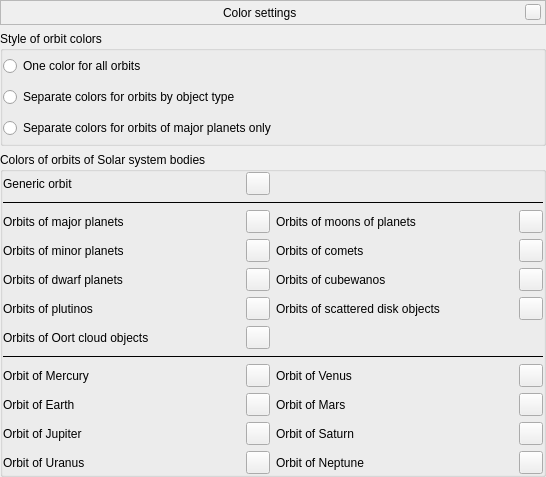
Above: src/gui/orbitColorsDialog.ui from 519984307/stellarium_src before the change. Below: the same form after it.
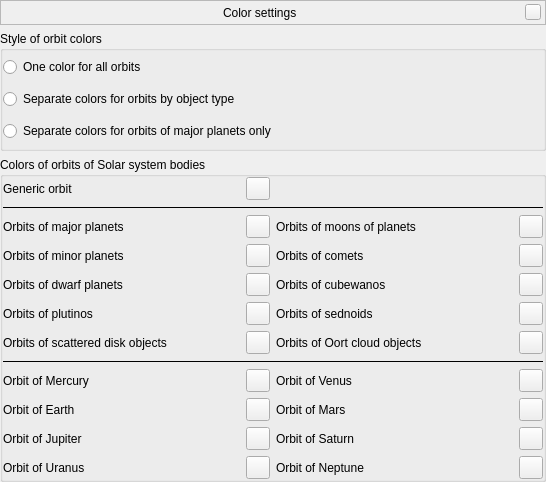
That is the form after the change. Custom widgets are drawn as their Qt base class.

Commit message: Added new type of Solar system objects: sednoids; Added classificator of objects into Solar System Editor plugin

What changed in the file:
```diff
--- a/src/gui/orbitColorsDialog.ui
+++ b/src/gui/orbitColorsDialog.ui
@@ -7,7 +7,7 @@
     <x>0</x>
     <y>0</y>
     <width>546</width>
-    <height>477</height>
+    <height>482</height>
    </rect>
   </property>
   <layout class="QVBoxLayout" name="verticalLayout">
@@ -302,13 +302,6 @@
         </property>
        </widget>
       </item>
-      <item row="5" column="3">
-       <widget class="QToolButton" name="colorGroupsSDOOrbits">
-        <property name="toolTip">
-         <string>Color of scattered disk object orbits</string>
-        </property>
-       </widget>
-      </item>
       <item row="10" column="2">
        <widget class="QLabel" name="labelMPSaturn">
         <property name="toolTip">
@@ -375,13 +368,6 @@
         </property>
        </widget>
       </item>
-      <item row="5" column="2">
-       <widget class="QLabel" name="labelGroupsSDOColor">
-        <property name="text">
-         <string>Orbits of scattered disk objects</string>
-        </property>
-       </widget>
-      </item>
       <item row="7" column="0" colspan="4">
        <widget class="Line" name="line2">
         <property name="frameShadow">
@@ -457,17 +443,48 @@
         </property>
        </widget>
       </item>
-      <item row="6" column="0">
+      <item row="6" column="3">
+       <widget class="QToolButton" name="colorGroupsOCOOrbits">
+        <property name="toolTip">
+         <string>Color of Oort cloud object orbits</string>
+        </property>
+       </widget>
+      </item>
+      <item row="6" column="2">
        <widget class="QLabel" name="labelGroupsOCOColor">
         <property name="text">
          <string>Orbits of Oort cloud objects</string>
         </property>
        </widget>
       </item>
+      <item row="6" column="0">
+       <widget class="QLabel" name="labelGroupsSDOColor">
+        <property name="text">
+         <string>Orbits of scattered disk objects</string>
+        </property>
+       </widget>
+      </item>
       <item row="6" column="1">
-       <widget class="QToolButton" name="colorGroupsOCOOrbits">
+       <widget class="QToolButton" name="colorGroupsSDOOrbits">
         <property name="toolTip">
-         <string>Color of Oort cloud object orbits</string>
+         <string>Color of scattered disk object orbits</string>
+        </property>
+       </widget>
+      </item>
+      <item row="5" column="2">
+       <widget class="QLabel" name="labelGroupsSednoidsColor">
+        <property name="text">
+         <string>Orbits of sednoids</string>
+        </property>
+       </widget>
+      </item>
+      <item row="5" column="3">
+       <widget class="QToolButton" name="colorGroupsSednoidsOrbits">
+        <property name="toolTip">
+         <string>Color of sednoid orbits</string>
+        </property>
+        <property name="text">
+         <string/>
         </property>
        </widget>
       </item>
```
The commit also changes 9 other files.
